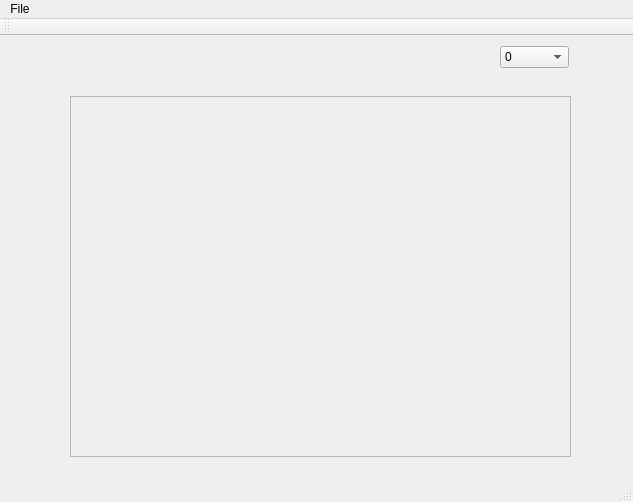
MagMauk/JackalsPyramid, file mainwindow.ui: the form before one commit.
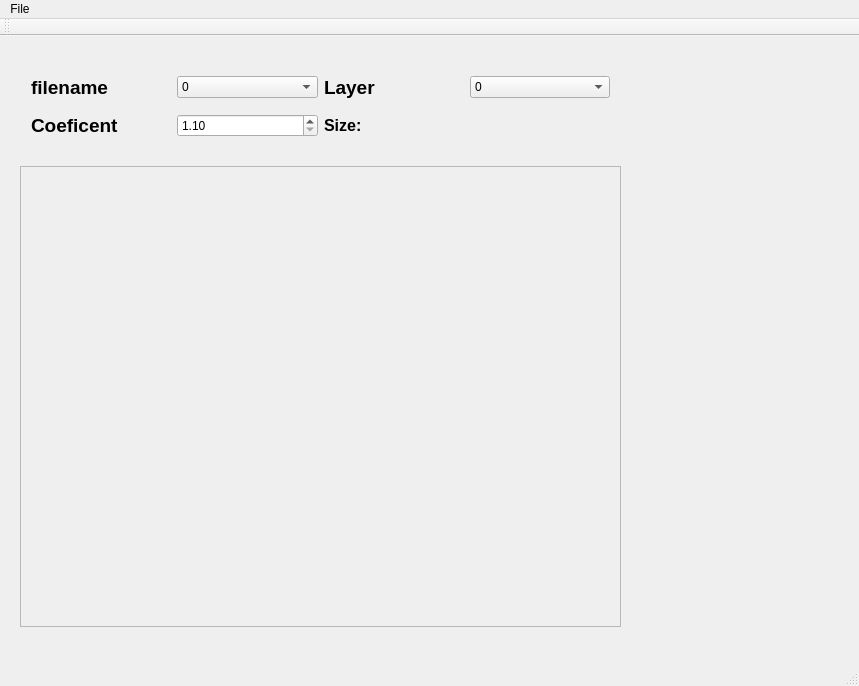
The form after the commit.

Diff of the .ui file:
```diff
--- a/mainwindow.ui
+++ b/mainwindow.ui
@@ -6,52 +6,21 @@
    <rect>
     <x>0</x>
     <y>0</y>
-    <width>633</width>
-    <height>502</height>
+    <width>859</width>
+    <height>686</height>
    </rect>
   </property>
   <property name="windowTitle">
    <string>MainWindow</string>
   </property>
   <widget class="QWidget" name="centralWidget">
-   <widget class="QComboBox" name="comboBox">
-    <property name="geometry">
-     <rect>
-      <x>500</x>
-      <y>10</y>
-      <width>69</width>
-      <height>22</height>
-     </rect>
-    </property>
-    <property name="currentText">
-     <string>0</string>
-    </property>
-    <property name="currentIndex">
-     <number>0</number>
-    </property>
-    <item>
-     <property name="text">
-      <string>0</string>
-     </property>
-    </item>
-    <item>
-     <property name="text">
-      <string>1</string>
-     </property>
-    </item>
-    <item>
-     <property name="text">
-      <string>2</string>
-     </property>
-    </item>
-   </widget>
    <widget class="QScrollArea" name="scrollArea">
     <property name="geometry">
      <rect>
-      <x>70</x>
-      <y>60</y>
-      <width>501</width>
-      <height>361</height>
+      <x>20</x>
+      <y>130</y>
+      <width>601</width>
+      <height>461</height>
      </rect>
     </property>
     <property name="widgetResizable">
@@ -62,32 +31,150 @@
       <rect>
        <x>0</x>
        <y>0</y>
-       <width>499</width>
-       <height>359</height>
+       <width>599</width>
+       <height>459</height>
       </rect>
      </property>
-     <widget class="QLabel" name="label">
-      <property name="geometry">
-       <rect>
-        <x>-60</x>
-        <y>-40</y>
-        <width>601</width>
-        <height>511</height>
-       </rect>
-      </property>
-      <property name="text">
-       <string/>
-      </property>
-     </widget>
     </widget>
    </widget>
+   <widget class="QWidget" name="gridLayoutWidget">
+    <property name="geometry">
+     <rect>
+      <x>20</x>
+      <y>20</y>
+      <width>601</width>
+      <height>102</height>
+     </rect>
+    </property>
+    <layout class="QGridLayout" name="gridLayout">
+     <item row="0" column="0">
+      <widget class="QLabel" name="NameLabel">
+       <property name="font">
+        <font>
+         <pointsize>14</pointsize>
+         <weight>75</weight>
+         <bold>true</bold>
+        </font>
+       </property>
+       <property name="text">
+        <string>filename</string>
+       </property>
+      </widget>
+     </item>
+     <item row="1" column="2" colspan="2">
+      <widget class="QLabel" name="sizelabel">
+       <property name="font">
+        <font>
+         <pointsize>12</pointsize>
+         <weight>75</weight>
+         <bold>true</bold>
+        </font>
+       </property>
+       <property name="text">
+        <string>Size:</string>
+       </property>
+      </widget>
+     </item>
+     <item row="0" column="1">
+      <widget class="QComboBox" name="nameBox">
+       <property name="currentText">
+        <string>0</string>
+       </property>
+       <property name="currentIndex">
+        <number>0</number>
+       </property>
+       <item>
+        <property name="text">
+         <string>0</string>
+        </property>
+       </item>
+       <item>
+        <property name="text">
+         <string>1</string>
+        </property>
+       </item>
+       <item>
+        <property name="text">
+         <string>2</string>
+        </property>
+       </item>
+      </widget>
+     </item>
+     <item row="0" column="2">
+      <widget class="QLabel" name="layerLabel_2">
+       <property name="font">
+        <font>
+         <pointsize>14</pointsize>
+         <weight>75</weight>
+         <bold>true</bold>
+        </font>
+       </property>
+       <property name="text">
+        <string>Layer</string>
+       </property>
+      </widget>
+     </item>
+     <item row="1" column="0">
+      <widget class="QLabel" name="coefLabel">
+       <property name="font">
+        <font>
+         <pointsize>14</pointsize>
+         <weight>75</weight>
+         <bold>true</bold>
+        </font>
+       </property>
+       <property name="text">
+        <string>Coeficent</string>
+       </property>
+      </widget>
+     </item>
+     <item row="0" column="3">
+      <widget class="QComboBox" name="layerBox">
+       <property name="currentText">
+        <string>0</string>
+       </property>
+       <property name="currentIndex">
+        <number>0</number>
+       </property>
+       <item>
+        <property name="text">
+         <string>0</string>
+        </property>
+       </item>
+       <item>
+        <property name="text">
+         <string>1</string>
+        </property>
+       </item>
+       <item>
+        <property name="text">
+         <string>2</string>
+        </property>
+       </item>
+      </widget>
+     </item>
+     <item row="1" column="1">
+      <widget class="QDoubleSpinBox" name="CoefBox">
+       <property name="decimals">
+        <number>2</number>
+       </property>
+       <property name="minimum">
+        <double>1.100000000000000</double>
+       </property>
+       <property name="singleStep">
+        <double>0.100000000000000</double>
+       </property>
+      </widget>
+     </item>
+    </layout>
+   </widget>
   </widget>
   <widget class="QMenuBar" name="menuBar">
    <property name="geometry">
     <rect>
      <x>0</x>
      <y>0</y>
-     <width>633</width>
+     <width>859</width>
      <height>21</height>
     </rect>
    </property>
```
